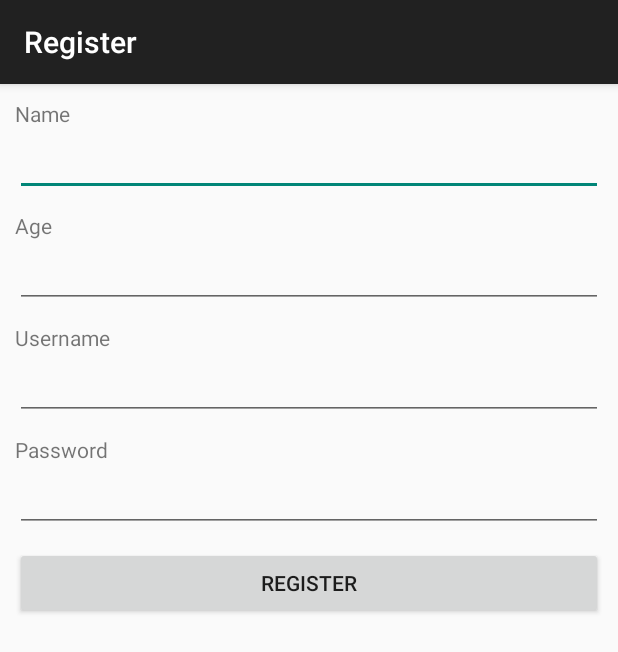
After one commit to CS307-Team10/SoundBites, an Android app: the Register screen opened directly, with no data from a screen before it, on a phone screen of 412 x 824 dp. The commit adds this screen. Shown: the top 652 px of the screen. Run offline under Robolectric (Android 15) with nearby library versions, the phone set to English and light mode, and no system bars.

Commit message:
Added file classes for User, ServerRequests and also added 2 new activities. The XML for all new activities can be optimized by mitch. MainActivity mod not completed in this commit.

```diff
--- /dev/null
+++ b/app/src/main/java/co/soundbytes/soundbytes/GetUserCallBack.java
@@ -0,0 +1,8 @@
+package co.soundbytes.soundbytes;
+
+/**
+ * Created by naveenganessin on 7/10/15.
+ */
+public interface GetUserCallBack {
+    public abstract void done(User returnedUser);
+}
--- /dev/null
+++ b/app/src/main/java/co/soundbytes/soundbytes/Register.java
@@ -0,0 +1,52 @@
+package co.soundbytes.soundbytes;
+
+import android.content.Intent;
+import android.support.v7.app.AppCompatActivity;
+import android.os.Bundle;
+import android.view.Menu;
+import android.view.MenuItem;
+import android.view.View;
+import android.widget.Button;
+import android.widget.EditText;
+
+public class Register extends AppCompatActivity implements View.OnClickListener{
+    Button bRegister;
+    EditText etName, etAge, etUsername, etPassword;
+
+    @Override
+    protected void onCreate(Bundle savedInstanceState) {
+        super.onCreate(savedInstanceState);
+        setContentView(R.layout.activity_register);
+        etName = (EditText)findViewById(R.id.etName);
+        etAge = (EditText)findViewById(R.id.etAge);
+        etUsername = (EditText)findViewById(R.id.etUsername);
+        etPassword = (EditText)findViewById(R.id.etPassword);
+        bRegister = (Button)findViewById(R.id.bRegister);
+        bRegister.setOnClickListener(this);
+    }
+
+    @Override
+    public void onClick(View v) {
+        switch(v.getId()){
+            case R.id.bRegister:
+                String name = etName.getText().toString();
+                String username = etUsername.getText().toString();
+                String password = etPassword.getText().toString();
+                int age = Integer.parseInt(etAge.getText().toString());
+
+                User user = new User(name, age, username, password);
+                registerUser(user);
+                break;
+        }
+    }
+
+    private void registerUser(User user) {
+        ServerRequests serverRequests = new ServerRequests(this);
+        serverRequests.storeUserDataInBackground(user, new GetUserCallBack() {
+            @Override
+            public void done(User returnedUser) {
+                startActivity(new Intent(Register.this, Login.class));
+            }
+        });
+    }
+}
--- /dev/null
+++ b/app/src/main/res/layout/activity_register.xml
@@ -0,0 +1,58 @@
+<LinearLayout xmlns:android="http://schemas.android.com/apk/res/android"
+    xmlns:tools="http://schemas.android.com/tools"
+    android:orientation="vertical"
+    android:layout_height="match_parent"
+    android:layout_width="match_parent"
+    android:padding="10dp"
+    >
+
+    <TextView
+        android:layout_width="wrap_content"
+        android:text="Name"
+        android:layout_height="wrap_content" />
+    <EditText
+        android:id="@+id/etName"
+        android:layout_width="match_parent"
+        android:layout_marginBottom="10dp"
+        android:layout_height="wrap_content" />
+
+    <TextView
+        android:layout_width="wrap_content"
+        android:text="Age"
+        android:layout_height="wrap_content" />
+    <EditText
+        android:id="@+id/etAge"
+        android:layout_width="match_parent"
+        android:layout_marginBottom="10dp"
+        android:layout_height="wrap_content" />
+
+
+    <TextView
+        android:layout_width="wrap_content"
+        android:text="Username"
+        android:layout_height="wrap_content" />
+    <EditText
+        android:id="@+id/etUsername"
+        android:layout_width="match_parent"
+        android:layout_marginBottom="10dp"
+        android:layout_height="wrap_content" />
+
+    <TextView
+        android:layout_width="wrap_content"
+        android:text="Password "
+        android:layout_height="wrap_content" />
+    <EditText
+        android:id="@+id/etPassword"
+        android:layout_width="match_parent"
+        android:layout_marginBottom="10dp"
+        android:inputType="textPassword"
+        android:layout_height="wrap_content" />
+
+    <Button
+        android:id="@+id/bRegister"
+        android:text="Register"
+        android:layout_width="match_parent"
+        android:layout_height="wrap_content" />
+
+
+</LinearLayout>
--- /dev/null
+++ b/app/src/main/res/menu/menu_login.xml
@@ -0,0 +1,6 @@
+<menu xmlns:android="http://schemas.android.com/apk/res/android"
+    xmlns:app="http://schemas.android.com/apk/res-auto"
+    xmlns:tools="http://schemas.android.com/tools" tools:context="co.soundbytes.soundbytes.Login">
+    <item android:id="@+id/action_settings" android:title="@string/action_settings"
+        android:orderInCategory="100" app:showAsAction="never" />
+</menu>
--- a/app/src/main/res/values/strings.xml
+++ b/app/src/main/res/values/strings.xml
@@ -4,4 +4,6 @@
     <string name="hello_world">Hello world!</string>
     <string name="action_settings">Settings</string>
     <string name="title_activity_main">MainActivity</string>
+    <string name="title_activity_login">Login</string>
+    <string name="title_activity_register">Register</string>
 </resources>
```
Also changed, not shown: app/src/main/AndroidManifest.xml (+9 -1 lines), app/src/main/java/co/soundbytes/soundbytes/Login.java (added, +81 -0 lines), app/src/main/java/co/soundbytes/soundbytes/ServerRequests.java (added, +134 -0 lines), app/src/main/java/co/soundbytes/soundbytes/User.java (added, +20 -0 lines), app/src/main/java/co/soundbytes/soundbytes/UserLocalStore.java (added, +51 -0 lines), app/src/main/res/layout/activity_login.xml (added, +43 -0 lines), app/src/main/res/menu/menu_register.xml (added, +7 -0 lines), 1 other file.
